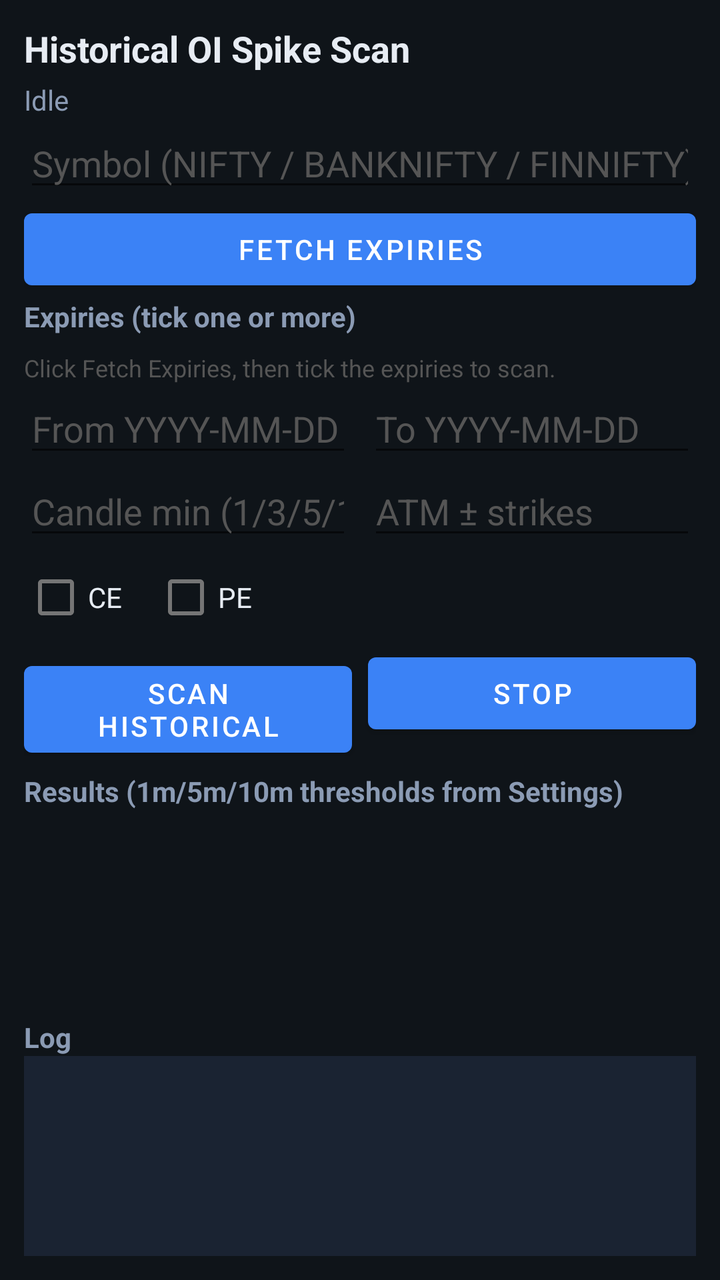
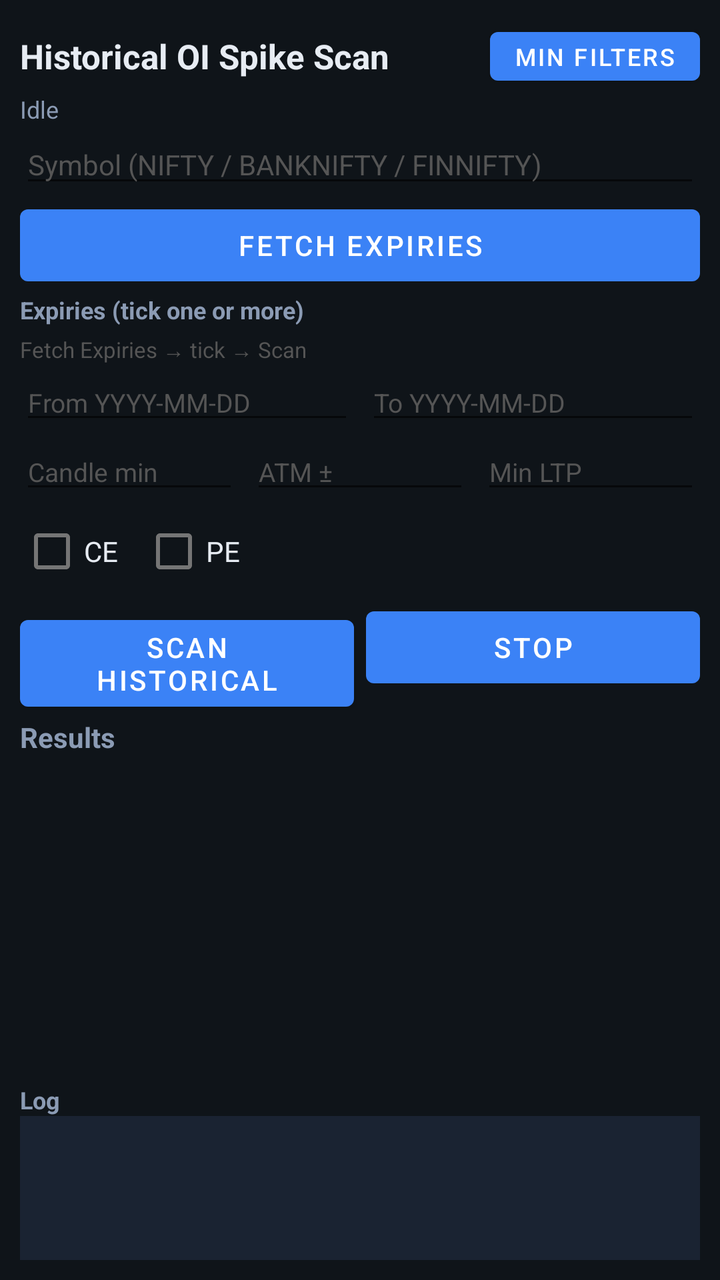

An Android layout rendered at two revisions. The XML below is the earlier revision; the diff shows what the commit changed to produce the second picture.
<!-- AndroidManifest.xml: application theme Theme.OISpikeDetector -->
<!-- res/layout/activity_historical.xml -->
<?xml version="1.0" encoding="utf-8"?>
<LinearLayout xmlns:android="http://schemas.android.com/apk/res/android"
    android:layout_width="match_parent"
    android:layout_height="match_parent"
    android:orientation="vertical"
    android:padding="12dp"
    android:background="#0F1419">

    <TextView
        android:layout_width="match_parent"
        android:layout_height="wrap_content"
        android:text="Historical OI Spike Scan"
        android:textColor="#E7ECF3"
        android:textSize="18sp"
        android:textStyle="bold" />

    <TextView
        android:id="@+id/histStatus"
        android:layout_width="match_parent"
        android:layout_height="wrap_content"
        android:layout_marginTop="4dp"
        android:text="Idle"
        android:textColor="#8B9BB4" />

    <EditText
        android:id="@+id/histSymbol"
        android:layout_width="match_parent"
        android:layout_height="wrap_content"
        android:hint="Symbol (NIFTY / BANKNIFTY / FINNIFTY)"
        android:textColor="#E7ECF3"
        android:textColorHint="#555"
        android:inputType="textCapCharacters" />

    <Button
        android:id="@+id/btnFetchExpiries"
        android:layout_width="match_parent"
        android:layout_height="wrap_content"
        android:text="Fetch Expiries" />

    <TextView
        android:layout_width="match_parent"
        android:layout_height="wrap_content"
        android:text="Expiries (tick one or more)"
        android:textColor="#8B9BB4"
        android:textStyle="bold" />

    <HorizontalScrollView
        android:layout_width="match_parent"
        android:layout_height="wrap_content"
        android:fillViewport="true">
        <LinearLayout
            android:id="@+id/histExpiryBox"
            android:layout_width="wrap_content"
            android:layout_height="wrap_content"
            android:orientation="horizontal"
            android:padding="4dp" />
    </HorizontalScrollView>

    <TextView
        android:id="@+id/histExpiryHint"
        android:layout_width="match_parent"
        android:layout_height="wrap_content"
        android:text="Click Fetch Expiries, then tick the expiries to scan."
        android:textColor="#555"
        android:textSize="12sp" />

    <LinearLayout
        android:layout_width="match_parent"
        android:layout_height="wrap_content"
        android:orientation="horizontal">
        <EditText
            android:id="@+id/histFrom"
            android:layout_width="0dp"
            android:layout_height="wrap_content"
            android:layout_weight="1"
            android:hint="From YYYY-MM-DD"
            android:textColor="#E7ECF3"
            android:textColorHint="#555" />
        <EditText
            android:id="@+id/histTo"
            android:layout_width="0dp"
            android:layout_height="wrap_content"
            android:layout_weight="1"
            android:layout_marginStart="8dp"
            android:hint="To YYYY-MM-DD"
            android:textColor="#E7ECF3"
            android:textColorHint="#555" />
    </LinearLayout>

    <LinearLayout
        android:layout_width="match_parent"
        android:layout_height="wrap_content"
        android:orientation="horizontal">
        <EditText
            android:id="@+id/histInterval"
            android:layout_width="0dp"
            android:layout_height="wrap_content"
            android:layout_weight="1"
            android:hint="Candle min (1/3/5/15/30)"
            android:inputType="number"
            android:textColor="#E7ECF3"
            android:textColorHint="#555" />
        <EditText
            android:id="@+id/histAtm"
            android:layout_width="0dp"
            android:layout_height="wrap_content"
            android:layout_weight="1"
            android:layout_marginStart="8dp"
            android:hint="ATM ± strikes"
            android:inputType="number"
            android:textColor="#E7ECF3"
            android:textColorHint="#555" />
    </LinearLayout>

    <LinearLayout
        android:layout_width="match_parent"
        android:layout_height="wrap_content"
        android:orientation="horizontal">
        <CheckBox
            android:id="@+id/histCe"
            android:layout_width="wrap_content"
            android:layout_height="wrap_content"
            android:text="CE"
            android:textColor="#E7ECF3" />
        <CheckBox
            android:id="@+id/histPe"
            android:layout_width="wrap_content"
            android:layout_height="wrap_content"
            android:layout_marginStart="16dp"
            android:text="PE"
            android:textColor="#E7ECF3" />
    </LinearLayout>

    <LinearLayout
        android:layout_width="match_parent"
        android:layout_height="wrap_content"
        android:orientation="horizontal">
        <Button
            android:id="@+id/btnHistScan"
            android:layout_width="0dp"
            android:layout_height="wrap_content"
            android:layout_weight="1"
            android:text="Scan Historical" />
        <Button
            android:id="@+id/btnHistStop"
            android:layout_width="0dp"
            android:layout_height="wrap_content"
            android:layout_marginStart="8dp"
            android:layout_weight="1"
            android:text="Stop" />
    </LinearLayout>

    <TextView
        android:layout_width="match_parent"
        android:layout_height="wrap_content"
        android:layout_marginTop="8dp"
        android:text="Results (1m/5m/10m thresholds from Settings)"
        android:textColor="#8B9BB4"
        android:textStyle="bold" />

    <androidx.recyclerview.widget.RecyclerView
        android:id="@+id/histList"
        android:layout_width="match_parent"
        android:layout_height="0dp"
        android:layout_weight="1"
        android:layout_marginTop="4dp" />

    <TextView
        android:layout_width="match_parent"
        android:layout_height="wrap_content"
        android:text="Log"
        android:textColor="#8B9BB4"
        android:textStyle="bold" />

    <ScrollView
        android:layout_width="match_parent"
        android:layout_height="100dp"
        android:background="#1A2332">
        <TextView
            android:id="@+id/histLog"
            android:layout_width="match_parent"
            android:layout_height="wrap_content"
            android:fontFamily="monospace"
            android:padding="8dp"
            android:textColor="#8B9BB4"
            android:textSize="11sp" />
    </ScrollView>
</LinearLayout>
<!-- resources referenced by this layout -->
<resources>
  <style name="Theme.OISpikeDetector" parent="Theme.MaterialComponents.DayNight.DarkActionBar">
          <item name="colorPrimary">#3B82F6</item>
          <item name="colorPrimaryVariant">#1D4ED8</item>
          <item name="colorOnPrimary">#FFFFFF</item>
          <item name="android:statusBarColor">#0F1419</item>
          <item name="android:windowBackground">#0F1419</item>
      </style>
</resources>

<!-- the commit's change to res/layout/activity_historical.xml (unified diff, before → after) -->
@@ -3,132 +3,174 @@
     android:layout_width="match_parent"
     android:layout_height="match_parent"
     android:orientation="vertical"
-    android:padding="12dp"
+    android:padding="10dp"
     android:background="#0F1419">
 
-    <TextView
-        android:layout_width="match_parent"
-        android:layout_height="wrap_content"
-        android:text="Historical OI Spike Scan"
-        android:textColor="#E7ECF3"
-        android:textSize="18sp"
-        android:textStyle="bold" />
+    <LinearLayout
+        android:layout_width="match_parent"
+        android:layout_height="wrap_content"
+        android:orientation="horizontal"
+        android:gravity="center_vertical">
+        <TextView
+            android:layout_width="0dp"
+            android:layout_height="wrap_content"
+            android:layout_weight="1"
+            android:text="Historical OI Spike Scan"
+            android:textColor="#E7ECF3"
+            android:textSize="17sp"
+            android:textStyle="bold" />
+        <Button
+            android:id="@+id/btnToggleFilters"
+            android:layout_width="wrap_content"
+            android:layout_height="wrap_content"
+            android:minHeight="0dp"
+            android:minWidth="0dp"
+            android:paddingLeft="12dp"
+            android:paddingRight="12dp"
+            android:text="Min filters"
+            android:textSize="12sp" />
+    </LinearLayout>
 
     <TextView
         android:id="@+id/histStatus"
         android:layout_width="match_parent"
         android:layout_height="wrap_content"
-        android:layout_marginTop="4dp"
         android:text="Idle"
-        android:textColor="#8B9BB4" />
-
-    <EditText
-        android:id="@+id/histSymbol"
-        android:layout_width="match_parent"
-        android:layout_height="wrap_content"
-        android:hint="Symbol (NIFTY / BANKNIFTY / FINNIFTY)"
-        android:textColor="#E7ECF3"
-        android:textColorHint="#555"
-        android:inputType="textCapCharacters" />
-
-    <Button
-        android:id="@+id/btnFetchExpiries"
-        android:layout_width="match_parent"
-        android:layout_height="wrap_content"
-        android:text="Fetch Expiries" />
-
-    <TextView
-        android:layout_width="match_parent"
-        android:layout_height="wrap_content"
-        android:text="Expiries (tick one or more)"
         android:textColor="#8B9BB4"
-        android:textStyle="bold" />
-
-    <HorizontalScrollView
-        android:layout_width="match_parent"
-        android:layout_height="wrap_content"
-        android:fillViewport="true">
+        android:textSize="12sp" />
+
+    
+    <LinearLayout
+        android:id="@+id/histFiltersPanel"
+        android:layout_width="match_parent"
+        android:layout_height="wrap_content"
+        android:orientation="vertical">
+
+        <EditText
+            android:id="@+id/histSymbol"
+            android:layout_width="match_parent"
+            android:layout_height="wrap_content"
+            android:hint="Symbol (NIFTY / BANKNIFTY / FINNIFTY)"
+            android:textColor="#E7ECF3"
+            android:textColorHint="#555"
+            android:inputType="textCapCharacters"
+            android:textSize="14sp" />
+
+        <Button
+            android:id="@+id/btnFetchExpiries"
+            android:layout_width="match_parent"
+            android:layout_height="wrap_content"
+            android:text="Fetch Expiries" />
+
+        <TextView
+            android:layout_width="match_parent"
+            android:layout_height="wrap_content"
+            android:text="Expiries (tick one or more)"
+            android:textColor="#8B9BB4"
+            android:textStyle="bold"
+            android:textSize="12sp" />
+
+        <HorizontalScrollView
+            android:layout_width="match_parent"
+            android:layout_height="wrap_content">
+            <LinearLayout
+                android:id="@+id/histExpiryBox"
+                android:layout_width="wrap_content"
+                android:layout_height="wrap_content"
+                android:orientation="horizontal"
+                android:padding="2dp" />
+        </HorizontalScrollView>
+
+        <TextView
+            android:id="@+id/histExpiryHint"
+            android:layout_width="match_parent"
+            android:layout_height="wrap_content"
+            android:text="Fetch Expiries → tick → Scan"
+            android:textColor="#555"
+            android:textSize="11sp" />
+
         <LinearLayout
-            android:id="@+id/histExpiryBox"
-            android:layout_width="wrap_content"
+            android:layout_width="match_parent"
+            android:layout_height="wrap_content"
+            android:orientation="horizontal">
+            <EditText
+                android:id="@+id/histFrom"
+                android:layout_width="0dp"
+                android:layout_height="wrap_content"
+                android:layout_weight="1"
+                android:hint="From YYYY-MM-DD"
+                android:textColor="#E7ECF3"
+                android:textColorHint="#555"
+                android:textSize="13sp" />
+            <EditText
+                android:id="@+id/histTo"
+                android:layout_width="0dp"
+                android:layout_height="wrap_content"
+                android:layout_weight="1"
+                android:layout_marginStart="6dp"
+                android:hint="To YYYY-MM-DD"
+                android:textColor="#E7ECF3"
+                android:textColorHint="#555"
+                android:textSize="13sp" />
+        </LinearLayout>
+
+        <LinearLayout
+            android:layout_width="match_parent"
+            android:layout_height="wrap_content"
+            android:orientation="horizontal">
+            <EditText
+                android:id="@+id/histInterval"
+                android:layout_width="0dp"
+                android:layout_height="wrap_content"
+                android:layout_weight="1"
+                android:hint="Candle min"
+                android:inputType="number"
+                android:textColor="#E7ECF3"
+                android:textColorHint="#555"
+                android:textSize="13sp" />
+            <EditText
+                android:id="@+id/histAtm"
+                android:layout_width="0dp"
+                android:layout_height="wrap_content"
+                android:layout_weight="1"
+                android:layout_marginStart="6dp"
+                android:hint="ATM ±"
+                android:inputType="number"
+                android:textColor="#E7ECF3"
+                android:textColorHint="#555"
+                android:textSize="13sp" />
+            <EditText
+                android:id="@+id/histMinLtp"
+                android:layout_width="0dp"
+                android:layout_height="wrap_content"
+                android:layout_weight="1"
+                android:layout_marginStart="6dp"
+                android:hint="Min LTP"
+                android:inputType="numberDecimal"
+                android:textColor="#E7ECF3"
+                android:textColorHint="#555"
+                android:textSize="13sp" />
+        </LinearLayout>
+
+        <LinearLayout
+            android:layout_width="match_parent"
             android:layout_height="wrap_content"
             android:orientation="horizontal"
-            android:padding="4dp" />
-    </HorizontalScrollView>
-
-    <TextView
-        android:id="@+id/histExpiryHint"
-        android:layout_width="match_parent"
-        android:layout_height="wrap_content"
-        android:text="Click Fetch Expiries, then tick the expiries to scan."
-        android:textColor="#555"
-        android:textSize="12sp" />
-
-    <LinearLayout
-        android:layout_width="match_parent"
-        android:layout_height="wrap_content"
-        android:orientation="horizontal">
-        <EditText
-            android:id="@+id/histFrom"
-            android:layout_width="0dp"
-            android:layout_height="wrap_content"
-            android:layout_weight="1"
-            android:hint="From YYYY-MM-DD"
-            android:textColor="#E7ECF3"
-            android:textColorHint="#555" />
-        <EditText
-            android:id="@+id/histTo"
-            android:layout_width="0dp"
-            android:layout_height="wrap_content"
-            android:layout_weight="1"
-            android:layout_marginStart="8dp"
-            android:hint="To YYYY-MM-DD"
-            android:textColor="#E7ECF3"
-            android:textColorHint="#555" />
-    </LinearLayout>
-
-    <LinearLayout
-        android:layout_width="match_parent"
-        android:layout_height="wrap_content"
-        android:orientation="horizontal">
-        <EditText
-            android:id="@+id/histInterval"
-            android:layout_width="0dp"
-            android:layout_height="wrap_content"
-            android:layout_weight="1"
-            android:hint="Candle min (1/3/5/15/30)"
-            android:inputType="number"
-            android:textColor="#E7ECF3"
-            android:textColorHint="#555" />
-        <EditText
-            android:id="@+id/histAtm"
-            android:layout_width="0dp"
-            android:layout_height="wrap_content"
-            android:layout_weight="1"
-            android:layout_marginStart="8dp"
-            android:hint="ATM ± strikes"
-            android:inputType="number"
-            android:textColor="#E7ECF3"
-            android:textColorHint="#555" />
-    </LinearLayout>
-
-    <LinearLayout
-        android:layout_width="match_parent"
-        android:layout_height="wrap_content"
-        android:orientation="horizontal">
-        <CheckBox
-            android:id="@+id/histCe"
-            android:layout_width="wrap_content"
-            android:layout_height="wrap_content"
-            android:text="CE"
-            android:textColor="#E7ECF3" />
-        <CheckBox
-            android:id="@+id/histPe"
-            android:layout_width="wrap_content"
-            android:layout_height="wrap_content"
-            android:layout_marginStart="16dp"
-            android:text="PE"
-            android:textColor="#E7ECF3" />
+            android:gravity="center_vertical">
+            <CheckBox
+                android:id="@+id/histCe"
+                android:layout_width="wrap_content"
+                android:layout_height="wrap_content"
+                android:text="CE"
+                android:textColor="#E7ECF3" />
+            <CheckBox
+                android:id="@+id/histPe"
+                android:layout_width="wrap_content"
+                android:layout_height="wrap_content"
+                android:layout_marginStart="12dp"
+                android:text="PE"
+                android:textColor="#E7ECF3" />
+        </LinearLayout>
     </LinearLayout>
 
     <LinearLayout
@@ -145,7 +187,7 @@
             android:id="@+id/btnHistStop"
             android:layout_width="0dp"
             android:layout_height="wrap_content"
-            android:layout_marginStart="8dp"
+            android:layout_marginStart="6dp"
             android:layout_weight="1"
             android:text="Stop" />
     </LinearLayout>
@@ -153,35 +195,37 @@
     <TextView
         android:layout_width="match_parent"
         android:layout_height="wrap_content"
-        android:layout_marginTop="8dp"
-        android:text="Results (1m/5m/10m thresholds from Settings)"
+        android:layout_marginTop="4dp"
+        android:text="Results"
         android:textColor="#8B9BB4"
         android:textStyle="bold" />
 
+    
     <androidx.recyclerview.widget.RecyclerView
         android:id="@+id/histList"
         android:layout_width="match_parent"
         android:layout_height="0dp"
         android:layout_weight="1"
-        android:layout_marginTop="4dp" />
+        android:layout_marginTop="2dp" />
 
     <TextView
         android:layout_width="match_parent"
         android:layout_height="wrap_content"
         android:text="Log"
         android:textColor="#8B9BB4"
-        android:textStyle="bold" />
+        android:textStyle="bold"
+        android:textSize="12sp" />
 
     <ScrollView
         android:layout_width="match_parent"
-        android:layout_height="100dp"
+        android:layout_height="72dp"
         android:background="#1A2332">
         <TextView
             android:id="@+id/histLog"
             android:layout_width="match_parent"
             android:layout_height="wrap_content"
             android:fontFamily="monospace"
-            android:padding="8dp"
+            android:padding="6dp"
             android:textColor="#8B9BB4"
             android:textSize="11sp" />
     </ScrollView>
